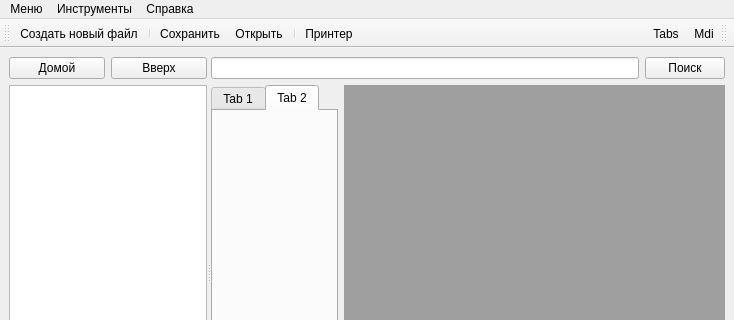
First picture: the form in MainWindow.ui, repository mrEscow/GB_QT, before the edit; both pictures show x 0 to 734 and y 0 to 320 of the 734 by 517 pixel window.
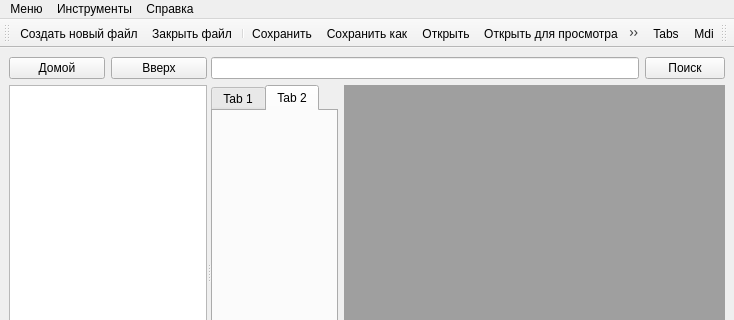
Second picture: the form after the edit. Icons and pictures are not drawn.

Commit message: Added main icon

What changed in the file:
```diff
--- a/MainWindow.ui
+++ b/MainWindow.ui
@@ -193,9 +193,12 @@
     <bool>false</bool>
    </attribute>
    <addaction name="menuCreateNewFile"/>
+   <addaction name="menuCloseFile"/>
    <addaction name="separator"/>
    <addaction name="menuSave"/>
+   <addaction name="menuSaveAs"/>
    <addaction name="menuOpen"/>
+   <addaction name="menuOpen_ReadOnly"/>
    <addaction name="separator"/>
    <addaction name="toolsPrinter"/>
   </widget>
```
Left out of the diff: 21 changed lines with no effect on the pictures. The commit also changes 1 other file.
